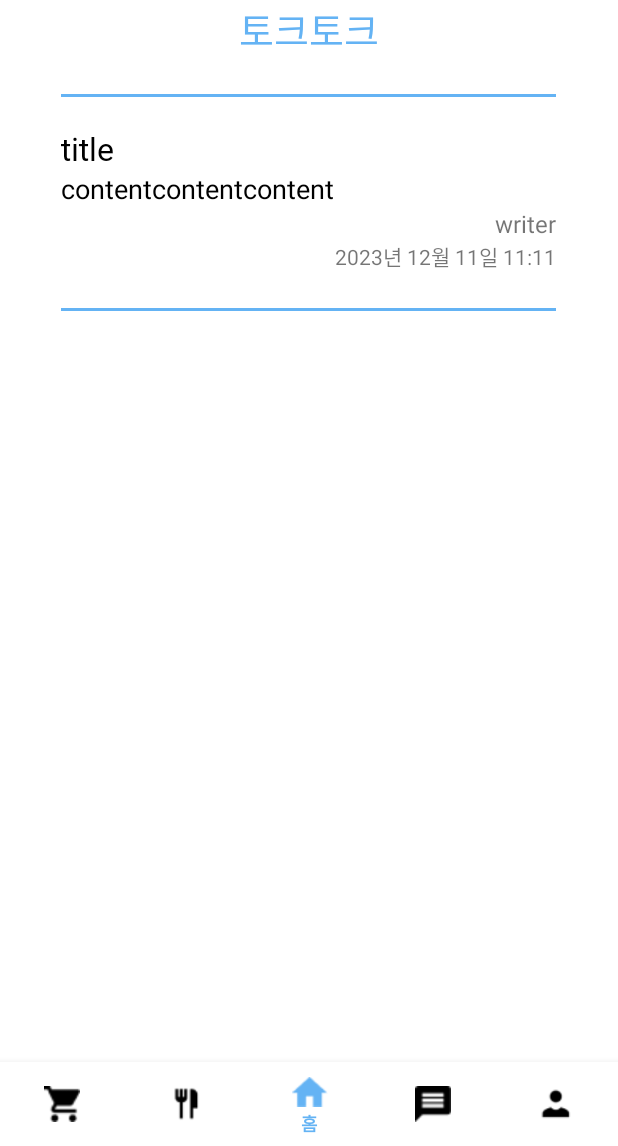
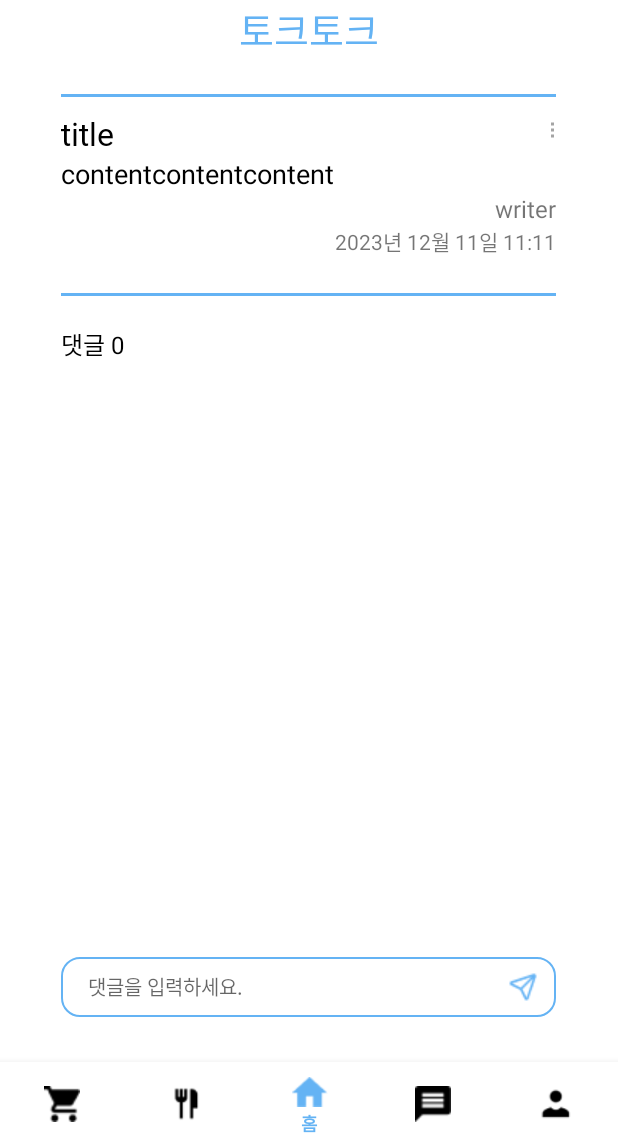
Before and after one commit to baegyeong/gikhub, an Android app: the fragment TalkViewFragment placed in its activity, on a phone screen of 412 x 824 dp, the part 90-1236 px from its top. Run offline under Robolectric (Android 15) with nearby library versions, the phone set to English and light mode, and no system bars.

Commit message:
feat: fragment to fragment 기능 구현

```diff
--- a/Gikhub/app/build.gradle
+++ b/Gikhub/app/build.gradle
@@ -48,7 +48,10 @@ dependencies {
     implementation 'androidx.recyclerview:recyclerview-selection:1.1.0'
     implementation 'com.google.firebase:firebase-auth-ktx:21.1.0'
     implementation 'androidx.databinding:databinding-runtime:7.3.1'
+    implementation 'androidx.navigation:navigation-runtime-ktx:2.5.3'
+    implementation 'androidx.fragment:fragment:1.5.5'
     testImplementation 'junit:junit:4.13.2'
+    implementation 'androidx.fragment:fragment-ktx:1.5.5'
     androidTestImplementation 'androidx.test.ext:junit:1.1.4'
     androidTestImplementation 'androidx.test.espresso:espresso-core:3.5.0'
 }
--- a/Gikhub/app/src/main/java/com/example/gikhub/TalkViewFragment.kt
+++ b/Gikhub/app/src/main/java/com/example/gikhub/TalkViewFragment.kt
@@ -1,17 +1,21 @@
 package com.example.gikhub
 
+import android.app.AlertDialog
+import android.content.Context
+import android.content.DialogInterface
 import android.os.Bundle
 import androidx.fragment.app.Fragment
 import android.view.LayoutInflater
 import android.view.View
 import android.view.ViewGroup
-import com.example.gikhub.databinding.ActivityMainBinding
-import com.example.gikhub.databinding.FragmentTalkViewBinding
-
+import android.view.WindowManager
+import androidx.activity.OnBackPressedCallback
+import com.example.gikhub.navigation.TalkFragment
+import kotlinx.android.synthetic.main.fragment_talk.*
+import kotlinx.android.synthetic.main.fragment_talk_view.*
 
 class TalkViewFragment : Fragment() {
-    private var view: FragmentTalkViewBinding?=null
-    private val binding get() = view
+    private lateinit var callback: OnBackPressedCallback
     override fun onCreateView(
         inflater: LayoutInflater, container: ViewGroup?,
         savedInstanceState: Bundle?
@@ -20,9 +24,20 @@ class TalkViewFragment : Fragment() {
         val view = inflater.inflate(R.layout.fragment_talk_view, container, false)
         return view
     }
-    override fun onDestroyView(){
-        super.onDestroyView()
-        view = null
+
+    override fun onAttach(context: Context){
+        super.onAttach(context)
+        callback = object: OnBackPressedCallback(true){
+            override fun handleOnBackPressed(){
+                framelayout_view.removeAllViews()
+                (activity as MainActivity)!!.supportFragmentManager.beginTransaction().add(R.id.framelayout_view, TalkFragment()).addToBackStack(null).commit()
+            }
+        }
+        requireActivity().onBackPressedDispatcher.addCallback(this, callback)
+    }
+    override fun onDetach(){
+        super.onDetach()
+        callback.remove()
     }
 
 }
--- a/Gikhub/app/src/main/res/layout/fragment_talk.xml
+++ b/Gikhub/app/src/main/res/layout/fragment_talk.xml
@@ -5,7 +5,7 @@
     android:layout_height="match_parent"
     xmlns:app="http://schemas.android.com/apk/res-auto"
     android:id="@+id/framelayout_main"
-    tools:context=".navigation.TalkFragment">
+    tools:context=".MainActivity">
 <LinearLayout
     android:layout_width="match_parent"
     android:layout_height="match_parent"
--- a/Gikhub/app/src/main/res/layout/fragment_talk_view.xml
+++ b/Gikhub/app/src/main/res/layout/fragment_talk_view.xml
@@ -1,15 +1,18 @@
 <?xml version="1.0" encoding="utf-8"?>
 <FrameLayout xmlns:android="http://schemas.android.com/apk/res/android"
     xmlns:tools="http://schemas.android.com/tools"
+    xmlns:app="http://schemas.android.com/apk/res-auto"
+    android:id="@+id/framelayout_view"
     android:layout_width="match_parent"
     android:layout_height="match_parent"
-    android:id="@+id/framelayout_view"
-    tools:context=".TalkViewFragment">
+    tools:context=".MainActivity">
+
     <LinearLayout
         android:id="@+id/talk_toolbar"
         android:layout_width="match_parent"
         android:layout_height="wrap_content"
         android:orientation="vertical">
+
         <TextView
             android:id="@+id/talk_title"
             android:layout_width="match_parent"
@@ -19,6 +22,7 @@
             android:text="@string/talk"
             android:textColor="@color/blue"
             android:textSize="25sp" />
+
         <LinearLayout
             android:id="@+id/divider"
             android:layout_width="330dp"
@@ -27,36 +31,57 @@
             android:layout_marginTop="24dp"
             android:background="@color/blue"
             android:orientation="vertical" />
-            <TextView
+
+        <LinearLayout
             android:layout_width="330dp"
             android:layout_height="wrap_content"
+            android:layout_gravity="center"
+            android:layout_marginTop="10dp"
+            android:orientation="horizontal">
+
+            <TextView
+                android:layout_width="match_parent"
+                android:layout_height="wrap_content"
+                android:layout_gravity="center"
+                android:layout_weight="1"
+                android:fontFamily="@font/pretendardmedium"
                 android:text="title"
-                android:layout_gravity="center"
-                android:layout_marginTop="20dp"
                 android:textColor="@color/black"
-                android:fontFamily="@font/pretendardmedium"
-                android:textSize="21sp"/>
-            <TextView
-                android:layout_width="330dp"
+                android:textSize="21sp" />
+
+            <ImageView
+                android:id="@+id/detail"
+                android:layout_width="match_parent"
                 android:layout_height="wrap_content"
-                android:text="contentcontentcontent"
-                android:textColor="@color/black"
-                android:layout_gravity="center"
-                android:textSize="18sp"/>
+                android:layout_marginLeft="10dp"
+                android:layout_weight="20"
+                android:src="@drawable/detail" />
+
+        </LinearLayout>
 
         <TextView
             android:layout_width="330dp"
             android:layout_height="wrap_content"
-                android:textSize="16sp"
-                android:text="writer"
             android:layout_gravity="center"
-                android:gravity="right"/>
+            android:text="contentcontentcontent"
+            android:textColor="@color/black"
+            android:textSize="18sp" />
+
         <TextView
             android:layout_width="330dp"
             android:layout_height="wrap_content"
             android:layout_gravity="center"
             android:gravity="right"
-                android:text="2023년 12월 11일 11:11"/>
+            android:text="writer"
+            android:textSize="16sp" />
+
+        <TextView
+            android:layout_width="330dp"
+            android:layout_height="wrap_content"
+            android:layout_gravity="center"
+            android:gravity="right"
+            android:text="2023년 12월 11일 11:11" />
+
         <LinearLayout
             android:id="@+id/divider_bottom"
             android:layout_width="330dp"
@@ -66,15 +91,42 @@
             android:background="@color/blue"
             android:orientation="vertical" />
 
+        <TextView
+            android:layout_width="330dp"
+            android:layout_height="wrap_content"
+            android:layout_gravity="center"
+            android:layout_marginTop="20dp"
+            android:layout_marginBottom="24sp"
+            android:text="댓글 0"
+            android:textColor="@color/black"
+            android:textSize="16sp" />
+
         <androidx.recyclerview.widget.RecyclerView
-                android:layout_marginTop="24dp"
+            app:layoutManager="androidx.recyclerview.widget.LinearLayoutManager"
             android:id="@+id/context_group"
             android:layout_width="330dp"
+            android:layout_height="wrap_content"
             android:layout_gravity="center"
-                android:layout_height="wrap_content"
+            android:layout_marginTop="24dp"
             android:orientation="vertical">
 
         </androidx.recyclerview.widget.RecyclerView>
     </LinearLayout>
 
+    <FrameLayout
+        android:layout_width="match_parent"
+        android:layout_height="wrap_content"
+        android:layout_gravity="bottom">
+        <EditText
+            android:layout_width="330dp"
+            android:layout_height="40dp"
+            android:layout_gravity="center_horizontal"
+            android:layout_marginBottom="30dp"
+            android:background="@drawable/input_info_button"
+            android:hint="댓글을 입력하세요."
+            android:paddingRight="10dp"
+            android:drawableRight="@drawable/send"
+            android:paddingLeft="18dp"
+            android:textSize="13sp" />
     </FrameLayout>
+</FrameLayout>
```
Also changed, not shown: Gikhub/app/src/main/AndroidManifest.xml (+8 -8 lines), Gikhub/app/src/main/java/com/example/gikhub/MainActivity.kt (+0 -16 lines), Gikhub/app/src/main/java/com/example/gikhub/TalkWriteFragment.kt (+19 -13 lines), Gikhub/app/src/main/java/com/example/gikhub/navigation/TalkFragment.kt (+18 -63 lines), Gikhub/app/src/main/res/layout/fragment_talk_write.xml (+26 -17 lines), Gikhub/app/src/main/res/layout/item_comment.xml (+1 -8 lines), Gikhub/app/src/main/res/drawable/detail.png (added), Gikhub/app/src/main/res/drawable/send.png (added). Lines whose indentation alone changed are shown as unchanged.
